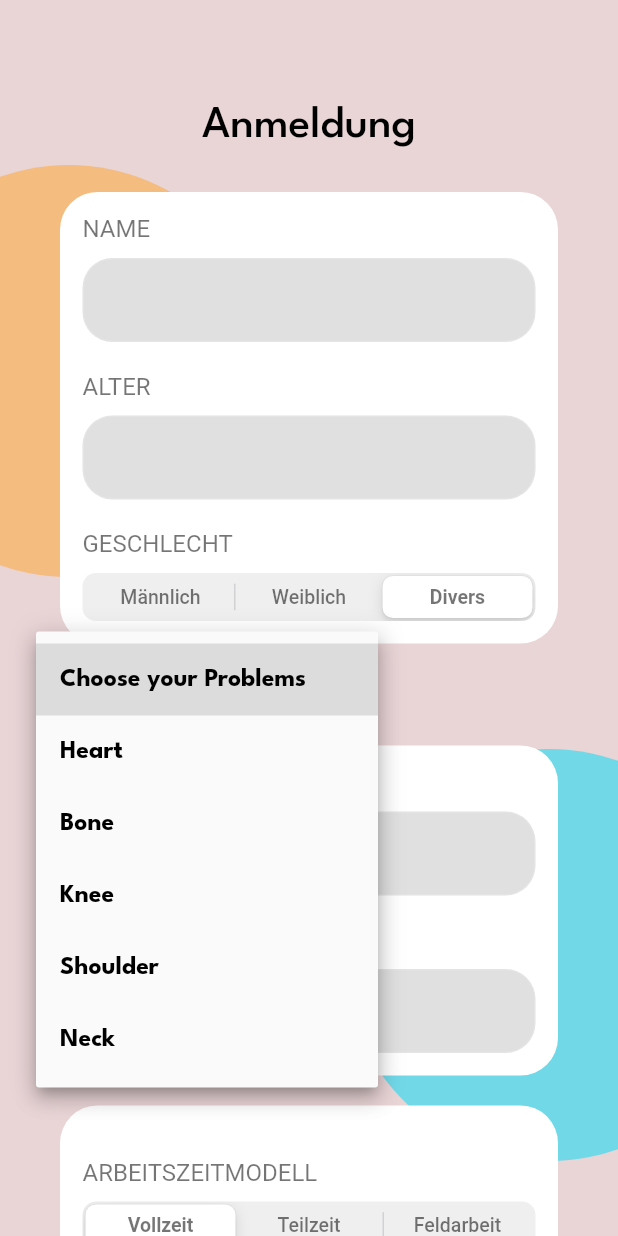
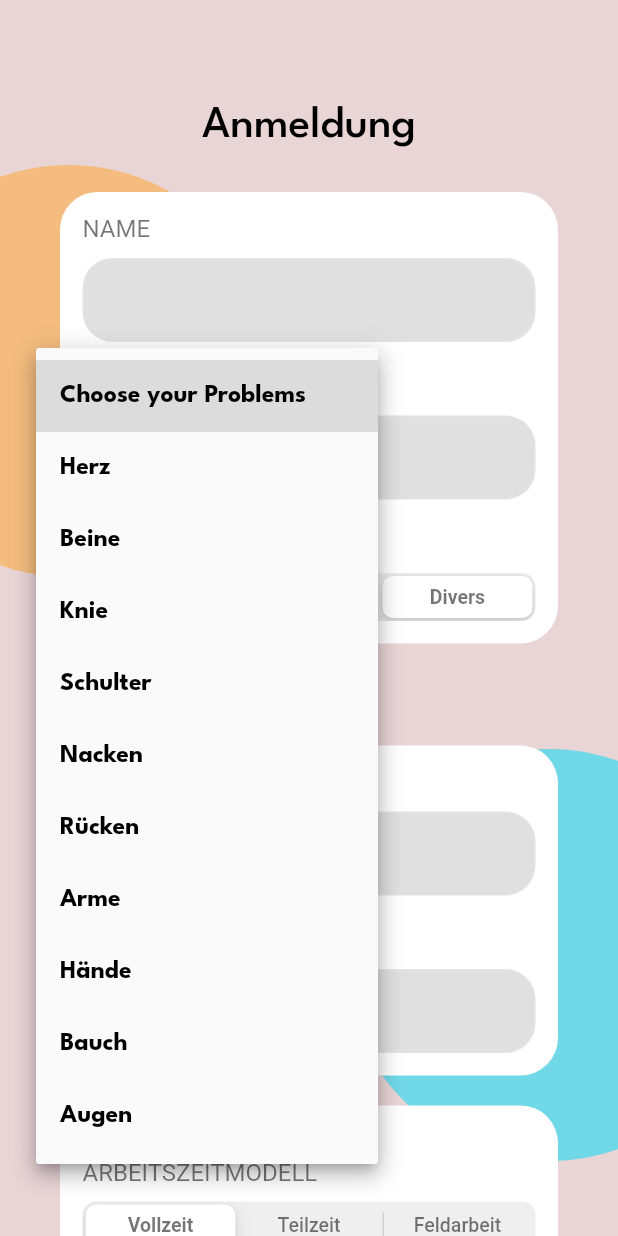
Before and after one commit to sourav-bh/carda-fit, a Flutter app: the screen it shows after launch, after a tap on "Choose your Problems", on a phone screen of 412 x 824 dp. Run offline on Flutter 3.47's test engine with Material 2 defaults, Android fonts, the phone set to English and light mode, and no system bars; our stand-ins replace cached_network_image, flutter_local_notifications, package_info_plus, share_plus, shared_preferences, slide_to_act and 2 more; missing offline and left inert: any_link_preview, excel, workmanager; accounts and stored records are empty.

Commit message:
Last Change
user_info_page update and querry updates (column finished)

```diff
--- a/lib/model/user_info.dart
+++ b/lib/model/user_info.dart
@@ -39,7 +39,7 @@ class UserInfo {
   String toRawJson() => json.encode(toMap());
 
   factory UserInfo.fromMap(Map<String, dynamic> json) => UserInfo(
-      // userId: json["user_id"],
+        userId: json["user_id"],
         fullName: json["fullName"],
         avatar: json["avatar"],
         gender: json["gender"],
@@ -49,13 +49,13 @@ class UserInfo {
         height: json["height"],
         designation: json["designation"],
         createdAt: json['created_at'],
-      condition: json["condition"]
-      // allergies: List<UserAllergy>.from(json["allergies"].map((x) => x)),
-      // diseases: List<String>.from(json["diseases"].map((x) => x)),
+        condition: json["condition"],
+        //allergies: List<UserAllergy>.from(json["allergies"].map((x) => x)),
+        //diseases: List<String>.from(json["diseases"].map((x) => x)),
       );
 
   Map<String, dynamic> toMap() => {
-        // "user_id": userId,
+        "user_id": userId,
         "fullName": fullName,
         "avatar": avatar,
         "gender": gender,
@@ -65,9 +65,9 @@ class UserInfo {
         "height": height,
         "designation": designation,
         "created_at": createdAt,
-        "condition": condition
-        // "diseases": diseases != null ? List<dynamic>.from(diseases!.map((x) => x)) : null,
-        // "allergies": allergies != null ? List<dynamic>.from(allergies!.map((x) => x)) : null,
+        "condition": condition,
+        // "diseases": diseases != null? List<dynamic>.from(diseases!.map((x) => x)) : null,
+        // "allergies": allergies != null ? List<dynamic>.from(allergies!.map((x) => x)): null,
       };
 }
 
--- a/lib/service/database_helper.dart
+++ b/lib/service/database_helper.dart
@@ -63,6 +63,7 @@ class DatabaseHelper {
         "height INTEGER,"
         "designation VARCHAR,"
         "job_type VARCHAR,"
+        "condition VARCHAR,"
         "created_at TIMESTAMP)");
     await db.execute("CREATE TABLE ${TABLE_TASK}("
         "id INTEGER PRIMARY KEY,"
@@ -110,6 +111,7 @@ class DatabaseHelper {
         "target_user_level VARCHAR,"
         "content_type VARCHAR,"
         "created_at TIMESTAMP,"
+        "condition VARCHAR,"
         "done INTEGER)");
     await db.execute("CREATE TABLE ${TABLE_USER_LEARNING_CONTENTS}("
         "user_id INTEGER PRIMARY KEY,"
--- a/lib/view/user_info_page.dart
+++ b/lib/view/user_info_page.dart
@@ -57,6 +57,7 @@ class _UserInfoPageState extends State<UserInfoPage> {
       userInfo.height = height;
       userInfo.designation = designation;
       userInfo.jobType = _jobTypeValue.toString().split('.').last;
+      userInfo.condition = conditionValue.toString().split(',').last;
 
       // Sourav - here you need to save the selected dropdown value (user condition)
       // create another userInfo property for saving the condition.
@@ -126,14 +127,19 @@ class _UserInfoPageState extends State<UserInfoPage> {
 
   List<String> items = <String>[
     'Choose your Problems',
-    'Heart',
-    'Bone',
-    'Knee',
-    'Shoulder',
-    'Neck'
+    'Herz',
+    'Beine',
+    'Knie',
+    'Schulter',
+    'Nacken',
+    'Rücken',
+    'Arme',
+    'Hände',
+    'Bauch',
+    'Augen',
   ];
 
-  String dropdownValue = 'Choose your Problems';
+  String conditionValue = 'Choose your Problems';
 
   @override
   void dispose() {
@@ -308,14 +314,14 @@ class _UserInfoPageState extends State<UserInfoPage> {
                               ),
                             ),
                             DropdownButton(
-                              onChanged: (String? newValue) {
+                              onChanged: (String? condition) {
                                 setState(() {
                                   // Sourav - only set the value is not enough for updating the UI,
                                   // you need to call setState block for updating the UI. See other page UI updates please
-                                  dropdownValue = newValue!;
+                                  conditionValue = condition!;
                                 });
                               },
-                              value: dropdownValue,
+                              value: conditionValue,
                               items: items.map<DropdownMenuItem<String>>(
                                 (String value) {
                                   return DropdownMenuItem<String>(
```
Also changed, not shown: 1 other file. Lines whose indentation alone changed are shown as unchanged.
